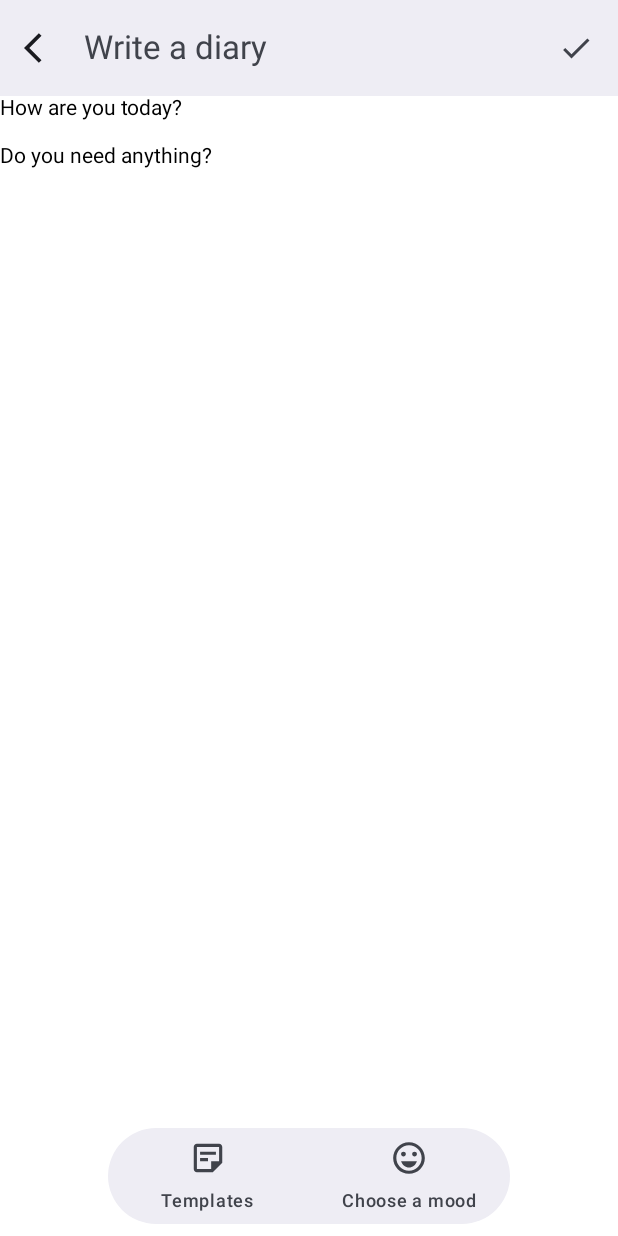
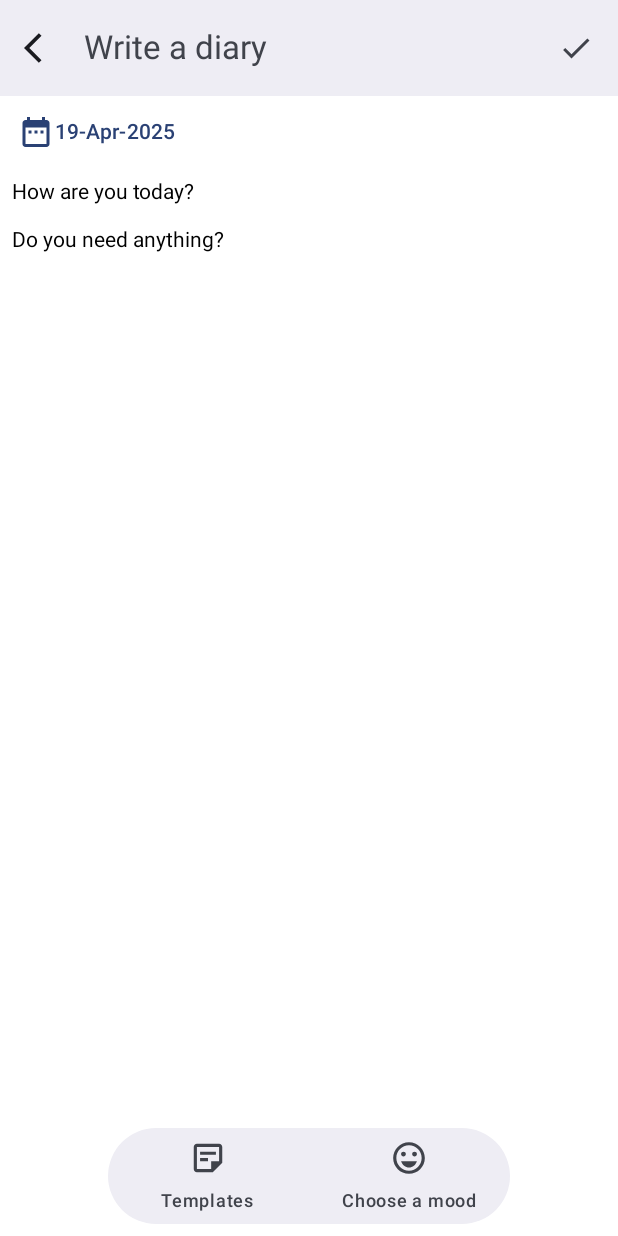
Before and after one commit to umutsaydam/DearDiaryApp, an Android app built with Jetpack Compose: the AddDiaryScreen screen opened through its navigation route, after a tap on "Add", on a phone screen of 412 x 824 dp. Run offline under Robolectric (Android 15) with nearby library versions, the phone set to English and light mode, and no system bars; our stand-ins replace Dagger/Hilt's generated code, Room's generated code; 5 statements that could not run were skipped.

Commit message:
Add: AddDiaryScreen and ReadDiaryScreen, padding was added to diary content

```diff
--- a/app/src/main/java/com/umutsaydam/deardiary/presentation/addDiary/AddDiaryScreen.kt
+++ b/app/src/main/java/com/umutsaydam/deardiary/presentation/addDiary/AddDiaryScreen.kt
@@ -26,6 +26,7 @@ import androidx.compose.ui.Modifier
 import androidx.compose.ui.platform.LocalContext
 import androidx.compose.ui.res.painterResource
 import androidx.compose.ui.text.style.TextAlign
+import androidx.compose.ui.unit.dp
 import androidx.hilt.navigation.compose.hiltViewModel
 import androidx.navigation.NavController
 import com.umutsaydam.deardiary.R
@@ -146,7 +147,8 @@ fun AddDiaryScreen(
             item {
                 BasicTextField(
                     modifier = Modifier
-                        .fillParentMaxSize(),
+                        .fillParentMaxSize()
+                        .padding(8.dp),
                     value = diaryText,
                     onValueChange = { addDiaryViewModel.updateDiaryContent(it) }
                 )
--- a/app/src/main/java/com/umutsaydam/deardiary/presentation/readDiary/ReadDiaryScreen.kt
+++ b/app/src/main/java/com/umutsaydam/deardiary/presentation/readDiary/ReadDiaryScreen.kt
@@ -16,6 +16,7 @@ import androidx.compose.ui.Modifier
 import androidx.compose.ui.platform.LocalContext
 import androidx.compose.ui.res.painterResource
 import androidx.compose.ui.text.TextStyle
+import androidx.compose.ui.unit.dp
 import androidx.hilt.navigation.compose.hiltViewModel
 import androidx.navigation.NavHostController
 import com.umutsaydam.deardiary.R
@@ -103,7 +104,8 @@ fun ReadDiaryScreen(
                 item {
                     BasicTextField(
                         modifier = Modifier
-                            .fillParentMaxSize(),
+                            .fillParentMaxSize()
+                            .padding(8.dp),
                         value = diaryContent!!,
                         onValueChange = { value -> readDiaryViewModel.updateDiaryContent(value) },
                         textStyle = fontSizeLabelFromTextStyle(defaultSize).copy(
```
